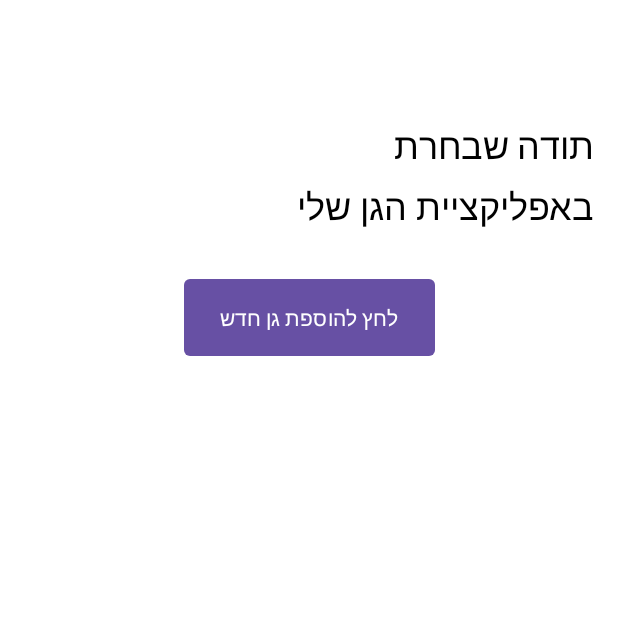
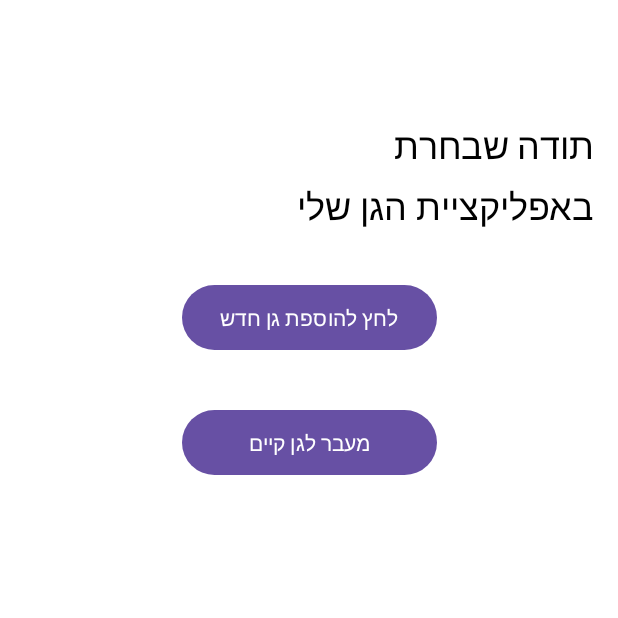
Before and after one commit to ShirAvezof/newfinalprojectshir, an Android app: the ManagerHomeActivity screen opened directly, with no data from a screen before it, on a phone screen of 412 x 824 dp, the top half of it. Run offline under Robolectric (Android 15) with nearby library versions, the phone set to English and light mode, and no system bars.

Commit message:
מצלמה לא עובדת לחפש id של מנהל על מנת למצוא את פהרטים של הגן שלו ולהראות לו במסגך גן קיים

```diff
--- a/app/src/main/java/com/example/finalprojectshir2/Manager/ManagerHome/ManagerHomeActivity.java
+++ b/app/src/main/java/com/example/finalprojectshir2/Manager/ManagerHome/ManagerHomeActivity.java
@@ -8,6 +8,7 @@ import android.widget.Button;
 import androidx.appcompat.app.AppCompatActivity;
 
 import com.example.finalprojectshir2.CreateKindergardens.CreateKindergartenActivity;
+import com.example.finalprojectshir2.KinderGartenProfile;
 import com.example.finalprojectshir2.R;
 
 public class ManagerHomeActivity extends AppCompatActivity implements View.OnClickListener {
@@ -27,5 +28,10 @@ public class ManagerHomeActivity extends AppCompatActivity implements View.OnCli
             Intent i = new Intent(this, CreateKindergartenActivity.class);
             startActivity(i);
         }
+        else{
+            Intent i = new Intent(this, KinderGartenProfile.class);
+//            i.putExtra("kindergarten_id",)
+            startActivity(i);
+        }
     }
 }
--- a/app/src/main/java/com/example/finalprojectshir2/Manager/ManagerLogin/ManagerLoginActivity.java
+++ b/app/src/main/java/com/example/finalprojectshir2/Manager/ManagerLogin/ManagerLoginActivity.java
@@ -84,6 +84,7 @@ public class ManagerLoginActivity extends AppCompatActivity implements View.OnCl
                     loginButton.setEnabled(true);
                     Toast.makeText(ManagerLoginActivity.this, "Login successful!", Toast.LENGTH_SHORT).show();
                     Intent intent = new Intent(ManagerLoginActivity.this, ManagerHomeActivity.class);
+
                     startActivity(intent);
                     finish(); // Close login activity
                 });
--- a/app/src/main/java/com/example/finalprojectshir2/models/Manager.java
+++ b/app/src/main/java/com/example/finalprojectshir2/models/Manager.java
@@ -6,6 +6,7 @@ public class Manager {
     private String managerPass;
     private String managerEmail;
     private String createdAt;
+
 
     // Default constructor for Firebase
     public Manager() {
--- a/app/src/main/java/com/example/finalprojectshir2/repositories/ManagerRepository.java
+++ b/app/src/main/java/com/example/finalprojectshir2/repositories/ManagerRepository.java
@@ -25,7 +25,6 @@ public class ManagerRepository {
                     if(task.isSuccessful()) {
                         String managerId = Objects.requireNonNull(auth.getCurrentUser()).getUid();
                         manager.setId(managerId);
-
                         database.collection("managers").document(managerId).set(manager)
                                 .addOnCompleteListener(task1 -> {
                                     if(task1.isSuccessful()) {
--- a/app/src/main/res/layout/activity_home.xml
+++ b/app/src/main/res/layout/activity_home.xml
@@ -74,9 +74,8 @@
                 <TextView
                     android:layout_width="match_parent"
                     android:layout_height="wrap_content"
+                    android:textAlignment="center"
                     android:layout_marginBottom="8dp"
-
-                    android:gravity="end"
                     android:text="חיפוש גני ילדים"
                     android:textColor="@color/primary"
                     android:textSize="18sp" />
@@ -146,9 +145,8 @@
                 <TextView
                     android:layout_width="match_parent"
                     android:layout_height="wrap_content"
+                    android:textAlignment="center"
                     android:layout_marginBottom="8dp"
-
-                    android:gravity="end"
                     android:text="סינון תוצאות"
                     android:textColor="@color/primary"
                     android:textSize="18sp" />
--- a/app/src/main/res/layout/activity_manager_home.xml
+++ b/app/src/main/res/layout/activity_manager_home.xml
@@ -22,11 +22,10 @@
 
     <Button
         android:id="@+id/startButton"
-        android:layout_width="wrap_content"
+        android:layout_width="170dp"
         android:layout_height="wrap_content"
         android:text="לחץ להוספת גן חדש"
         android:textColor="#FFFFFF"
-        android:background="@drawable/button_background"
         android:paddingStart="24dp"
         android:paddingEnd="24dp"
         android:paddingTop="12dp"
@@ -36,4 +35,20 @@
         app:layout_constraintEnd_toEndOf="parent"
         android:layout_marginTop="32dp"/>
 
+    <Button
+        android:id="@+id/kExists"
+        android:layout_width="170dp"
+        android:layout_height="wrap_content"
+        android:text="מעבר לגן קיים"
+        android:textColor="#FFFFFF"
+        android:paddingStart="24dp"
+        android:paddingEnd="24dp"
+        android:paddingTop="12dp"
+        android:paddingBottom="12dp"
+        app:layout_constraintTop_toBottomOf="@id/startButton"
+        app:layout_constraintStart_toStartOf="parent"
+        app:layout_constraintEnd_toEndOf="parent"
+        android:layout_marginTop="32dp"/>
+
+
 </androidx.constraintlayout.widget.ConstraintLayout>
```
Also changed, not shown: app/src/main/java/com/example/finalprojectshir2/Manager/ManagerProfile/ManagerProfileActivity.java (+23 -2 lines), app/src/main/res/layout/activity_manager_profile.xml (+8 -0 lines), app/src/main/res/menu/bottom_nav_manager_menu.xml (added, +12 -0 lines).
